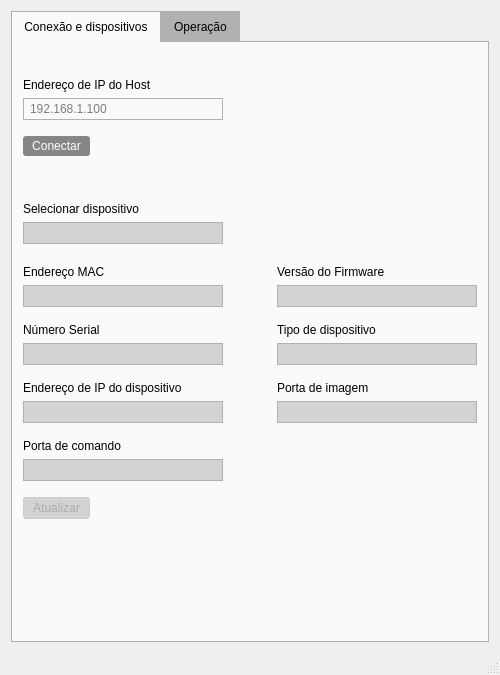
Above: QtGui/QtGui.ui from matheusssilva991/demo-api-sdk before the change. Below: the same form after it.
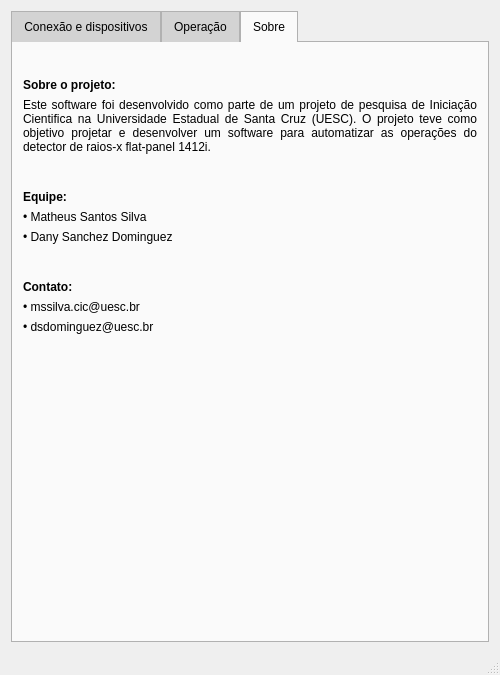
That is the form after the change. The open tabs and pages were chosen to show the change. Icons and pictures are not drawn.

Commit message: feat: página de sobre

Patch:
```diff
--- a/QtGui/QtGui.ui
+++ b/QtGui/QtGui.ui
@@ -32,7 +32,7 @@
      <verstretch>0</verstretch>
     </sizepolicy>
    </property>
-   <layout class="QVBoxLayout" name="verticalLayout_22">
+   <layout class="QVBoxLayout" name="verticalLayout_26">
     <item>
      <widget class="QTabWidget" name="tabWidget">
       <property name="enabled">
@@ -56,7 +56,7 @@
 }
 
 QTabBar::tab {
-    background-color: #B1B1B1; /* Cor de fundo das abas */
+    background-color: #D3D3D3; /* Cor de fundo das abas */
     color: #000;
     padding: 8px 12px;
     border: 1px solid #B1B1B1;
@@ -1516,6 +1516,141 @@
         </item>
        </layout>
       </widget>
+      <widget class="QWidget" name="tab_3">
+       <attribute name="title">
+        <string>Sobre</string>
+       </attribute>
+       <layout class="QVBoxLayout" name="verticalLayout_29">
+        <item>
+         <layout class="QVBoxLayout" name="verticalLayout_24">
+          <property name="topMargin">
+           <number>25</number>
+          </property>
+          <property name="bottomMargin">
+           <number>30</number>
+          </property>
+          <item>
+           <widget class="QLabel" name="label">
+            <property name="font">
+             <font>
+              <family>Arial</family>
+              <pointsize>9</pointsize>
+              <bold>true</bold>
+             </font>
+            </property>
+            <property name="text">
+             <string>Sobre o projeto:</string>
+            </property>
+           </widget>
+          </item>
+          <item>
+           <widget class="QLabel" name="label_2">
+            <property name="text">
+             <string>Este software foi desenvolvido como parte de um projeto de pesquisa de Iniciação Cientifica na Universidade Estadual de Santa Cruz (UESC). O projeto teve como objetivo projetar e desenvolver um software para automatizar as operações do detector de raios-x flat-panel 1412i.</string>
+            </property>
+            <property name="alignment">
+             <set>Qt::AlignmentFlag::AlignJustify|Qt::AlignmentFlag::AlignVCenter</set>
+            </property>
+            <property name="wordWrap">
+             <bool>true</bool>
+            </property>
+           </widget>
+          </item>
+         </layout>
+        </item>
+        <item>
+         <layout class="QVBoxLayout" name="verticalLayout_25">
+          <property name="bottomMargin">
+           <number>30</number>
+          </property>
+          <item>
+           <widget class="QLabel" name="label_3">
+            <property name="font">
+             <font>
+              <family>Arial</family>
+              <pointsize>9</pointsize>
+              <bold>true</bold>
+             </font>
+            </property>
+            <property name="text">
+             <string>Equipe:</string>
+            </property>
+           </widget>
+          </item>
+          <item>
+           <layout class="QVBoxLayout" name="verticalLayout_22">
+            <item>
+             <widget class="QLabel" name="label_5">
+              <property name="text">
+               <string>• Matheus Santos Silva</string>
+              </property>
+             </widget>
+            </item>
+            <item>
+             <widget class="QLabel" name="label_4">
+              <property name="text">
+               <string>• Dany Sanchez Dominguez</string>
+              </property>
+             </widget>
+            </item>
+           </layout>
+          </item>
+         </layout>
+        </item>
+        <item>
+         <layout class="QVBoxLayout" name="verticalLayout_27">
+          <property name="bottomMargin">
+           <number>30</number>
+          </property>
+          <item>
+           <widget class="QLabel" name="label_8">
+            <property name="font">
+             <font>
+              <family>Arial</family>
+              <pointsize>9</pointsize>
+              <bold>true</bold>
+             </font>
+            </property>
+            <property name="text">
+             <string>Contato:</string>
+            </property>
+           </widget>
+          </item>
+          <item>
+           <layout class="QVBoxLayout" name="verticalLayout_28">
+            <item>
+             <widget class="QLabel" name="label_9">
+              <property name="text">
+               <string>• mssilva.cic@uesc.br</string>
+              </property>
+             </widget>
+            </item>
+            <item>
+             <widget class="QLabel" name="label_10">
+              <property name="text">
+               <string>• dsdominguez@uesc.br</string>
+              </property>
+             </widget>
+            </item>
+           </layout>
+          </item>
+         </layout>
+        </item>
+        <item>
+         <spacer name="verticalSpacer_3">
+          <property name="orientation">
+           <enum>Qt::Orientation::Vertical</enum>
+          </property>
+          <property name="sizeHint" stdset="0">
+           <size>
+            <width>20</width>
+            <height>259</height>
+           </size>
+          </property>
+         </spacer>
+        </item>
+       </layout>
+      </widget>
      </widget>
     </item>
    </layout>
```
The commit also changes 1 other file.
